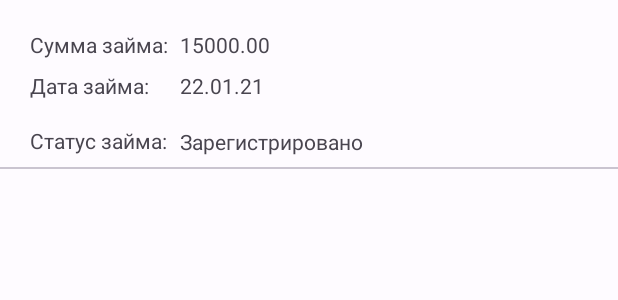
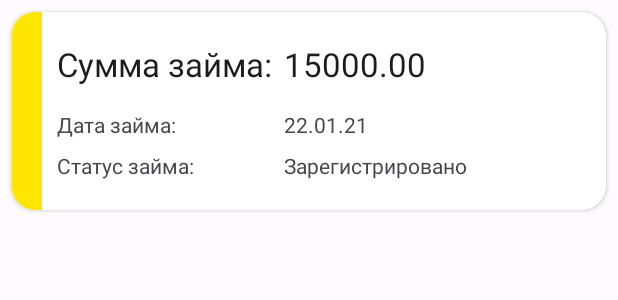
Before and after one commit to SkinnySharkk/HomeworkKuritsyn, an Android app: the layout item_loan.xml on its own in the app's theme, with its tools: preview values and no code run, on a phone screen of 412 x 824 dp. Shown: the top 300 px of the screen. Run offline under Robolectric (Android 15) with nearby library versions, the phone set to English and light mode, and no system bars.

Commit message:
Поменял LoanItem

```diff
--- a/app/src/main/java/com/homework/homeworkkuritsyn/ui/historyloans/LoanAdapter.kt
+++ b/app/src/main/java/com/homework/homeworkkuritsyn/ui/historyloans/LoanAdapter.kt
@@ -1,10 +1,12 @@
 package com.homework.homeworkkuritsyn.ui.historyloans
 
+import android.graphics.Color
 import android.view.LayoutInflater
 import android.view.ViewGroup
 import androidx.recyclerview.widget.DiffUtil
 import androidx.recyclerview.widget.ListAdapter
 import androidx.recyclerview.widget.RecyclerView
+import com.homework.homeworkkuritsyn.R
 import com.homework.homeworkkuritsyn.databinding.ItemLoanBinding
 import com.homework.homeworkkuritsyn.domain.entity.EnumStateEntity
 import com.homework.homeworkkuritsyn.domain.entity.LoanEntity
@@ -17,6 +19,7 @@ class LoanAdapter(
         val binding = ItemLoanBinding.inflate(LayoutInflater.from(parent.context), parent, false)
         return LoanViewHolder(binding)
     }
+
     override fun onBindViewHolder(holder: LoanViewHolder, position: Int) {
         val loan = getItem(position)
         holder.bind(loan)
@@ -32,6 +35,7 @@ class LoanAdapter(
         override fun areContentsTheSame(oldItem: LoanEntity, newItem: LoanEntity) =
             oldItem == newItem
     }
+
     class LoanViewHolder(
         private val binding: ItemLoanBinding,
     ) :
@@ -44,13 +48,16 @@ class LoanAdapter(
             binding.dateItemTxt.text = loanEntity.date.split("T")[0]
             binding.statusItemTxt.text = when (loanEntity.state) {
                 EnumStateEntity.REGISTERED -> {
+                    binding.statusImageView.setColorFilter(Color.YELLOW)
                     "Зарегистрирован"
                 }
                 EnumStateEntity.REJECTED -> {
-                    "Отклоненный"
+                    binding.statusImageView.setColorFilter(Color.RED)
+                    "Отклонен"
                 }
                 EnumStateEntity.APPROVED -> {
-                    "Одобренный"
+                    binding.statusImageView.setColorFilter(Color.GREEN)
+                    "Одобрен"
                 }
             }
         }
--- a/app/src/main/res/drawable/side_nav_bar.xml
+++ /dev/null
@@ -1,10 +0,0 @@
-<?xml version="1.0" encoding="utf-8"?>
-<shape xmlns:android="http://schemas.android.com/apk/res/android"
-    android:shape="rectangle">
-    <gradient
-        android:angle="135"
-        android:centerColor="#009688"
-        android:endColor="#00695C"
-        android:startColor="#4DB6AC"
-        android:type="linear" />
-</shape>
--- /dev/null
+++ b/app/src/main/res/drawable/status_item_loan.xml
@@ -0,0 +1,4 @@
+<?xml version="1.0" encoding="utf-8"?>
+<shape xmlns:android="http://schemas.android.com/apk/res/android"
+    android:shape="rectangle" >
+</shape>
--- a/app/src/main/res/layout/item_loan.xml
+++ b/app/src/main/res/layout/item_loan.xml
@@ -1,12 +1,29 @@
 <?xml version="1.0" encoding="utf-8"?>
-<androidx.constraintlayout.widget.ConstraintLayout xmlns:android="http://schemas.android.com/apk/res/android"
+<androidx.cardview.widget.CardView xmlns:android="http://schemas.android.com/apk/res/android"
     xmlns:app="http://schemas.android.com/apk/res-auto"
     xmlns:tools="http://schemas.android.com/tools"
+    android:layout_width="match_parent"
+    android:layout_height="wrap_content"
+    android:layout_margin="8dp"
+    android:elevation="8dp"
+    app:cardCornerRadius="16dp">
+
+    <androidx.constraintlayout.widget.ConstraintLayout
         android:layout_width="match_parent"
         android:layout_height="wrap_content">
 
         <TextView
+            android:id="@+id/amountItemTxtTitle"
+            style="@style/TextAppearance.Material3.TitleLarge"
+            android:layout_width="wrap_content"
+            android:layout_height="wrap_content"
+            android:text="@string/item_sum_loan"
+            app:layout_constraintStart_toStartOf="@+id/START_MARGIN"
+            app:layout_constraintTop_toTopOf="@+id/TOP_MARGIN" />
+
+        <TextView
             android:id="@+id/amountItemTxt"
+            style="@style/TextAppearance.Material3.TitleLarge"
             android:layout_width="wrap_content"
             android:layout_height="wrap_content"
             android:layout_marginStart="8dp"
@@ -14,20 +31,12 @@
             app:layout_constraintTop_toTopOf="@+id/TOP_MARGIN"
             tools:text="15000.00" />
 
-    <TextView
-        android:id="@+id/amountItemTxtTitle"
-        android:layout_width="wrap_content"
-        android:layout_height="wrap_content"
-        android:text="@string/item_sum_loan"
-        app:layout_constraintStart_toStartOf="@+id/START_MARGIN"
-        app:layout_constraintTop_toTopOf="@+id/TOP_MARGIN" />
-
         <androidx.constraintlayout.widget.Guideline
             android:id="@+id/START_MARGIN"
             android:layout_width="wrap_content"
             android:layout_height="wrap_content"
             android:orientation="vertical"
-        app:layout_constraintGuide_begin="20dp" />
+            app:layout_constraintGuide_begin="30dp" />
 
         <androidx.constraintlayout.widget.Guideline
             android:id="@+id/END_MARGIN"
@@ -47,7 +56,7 @@
             android:id="@+id/dateItemTxtTitle"
             android:layout_width="wrap_content"
             android:layout_height="wrap_content"
-        android:layout_marginTop="8dp"
+            android:layout_marginTop="16dp"
             android:text="@string/item_date_loan"
             app:layout_constraintStart_toStartOf="@+id/START_MARGIN"
             app:layout_constraintTop_toBottomOf="@+id/amountItemTxtTitle" />
@@ -57,15 +66,16 @@
             android:layout_width="wrap_content"
             android:layout_height="wrap_content"
             android:layout_marginStart="8dp"
-        tools:text="22.01.21"
             app:layout_constraintStart_toEndOf="@+id/titleItemBarrier"
-        app:layout_constraintTop_toTopOf="@+id/dateItemTxtTitle" />
+            app:layout_constraintTop_toTopOf="@+id/dateItemTxtTitle"
+            tools:text="22.01.21" />
 
         <TextView
             android:id="@+id/statusItemTxtTitle"
             android:layout_width="wrap_content"
             android:layout_height="wrap_content"
             android:layout_marginTop="8dp"
+            android:layout_marginBottom="20dp"
             android:text="@string/item_status_loan"
             app:layout_constraintBottom_toBottomOf="parent"
             app:layout_constraintStart_toStartOf="@id/START_MARGIN"
@@ -76,11 +86,11 @@
             android:layout_width="wrap_content"
             android:layout_height="wrap_content"
             android:layout_marginStart="8dp"
-        android:layout_marginBottom="8dp"
-        tools:text="Зарегистрировано"
+            android:layout_marginBottom="20dp"
             app:layout_constraintBottom_toBottomOf="parent"
             app:layout_constraintStart_toEndOf="@id/titleItemBarrier"
-        app:layout_constraintTop_toTopOf="@+id/statusItemTxtTitle" />
+            app:layout_constraintTop_toTopOf="@+id/statusItemTxtTitle"
+            tools:text="Зарегистрировано" />
 
         <androidx.constraintlayout.widget.Barrier
             android:id="@+id/titleItemBarrier"
@@ -90,10 +100,16 @@
             app:constraint_referenced_ids="statusItemTxtTitle,
 amountItemTxtTitle, dateItemTxtTitle" />
 
-    <com.google.android.material.divider.MaterialDivider
-        android:id="@+id/materialDivider"
-        android:layout_width="match_parent"
-        android:layout_height="wrap_content"
-        android:layout_marginTop="8dp"
-        app:layout_constraintTop_toBottomOf="@id/statusItemTxtTitle" />
+        <ImageView
+            android:id="@+id/statusImageView"
+            android:layout_width="20dp"
+            android:layout_height="0dp"
+            app:layout_constraintBottom_toBottomOf="parent"
+            app:layout_constraintStart_toStartOf="parent"
+            app:layout_constraintTop_toTopOf="parent"
+            app:srcCompat="@drawable/status_item_loan"
+            tools:background="@color/yellow" />
+
+
     </androidx.constraintlayout.widget.ConstraintLayout>
+</androidx.cardview.widget.CardView>
--- a/app/src/main/res/values/colors.xml
+++ b/app/src/main/res/values/colors.xml
@@ -55,4 +55,5 @@
     <color name="md_theme_dark_inverseOnSurface">#303033</color>
     <color name="md_theme_dark_inversePrimary">#005AC1</color>
     <color name="seed">#4285F4</color>
+    <color name="yellow">#FFE600</color>
 </resources>
```
Lines whose indentation alone changed are shown as unchanged.
